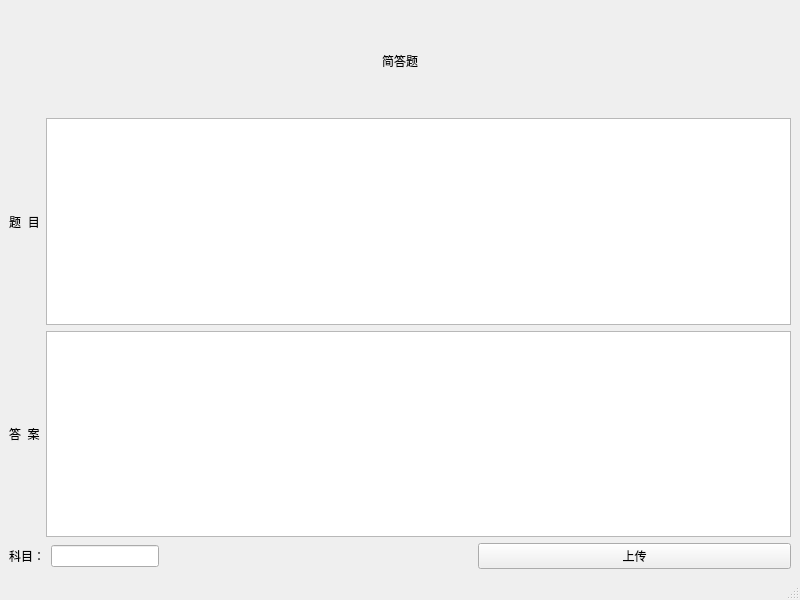
Above: shortanswerwindow.ui from dingmark1/TestSystem before the change. Below: the same form after it.
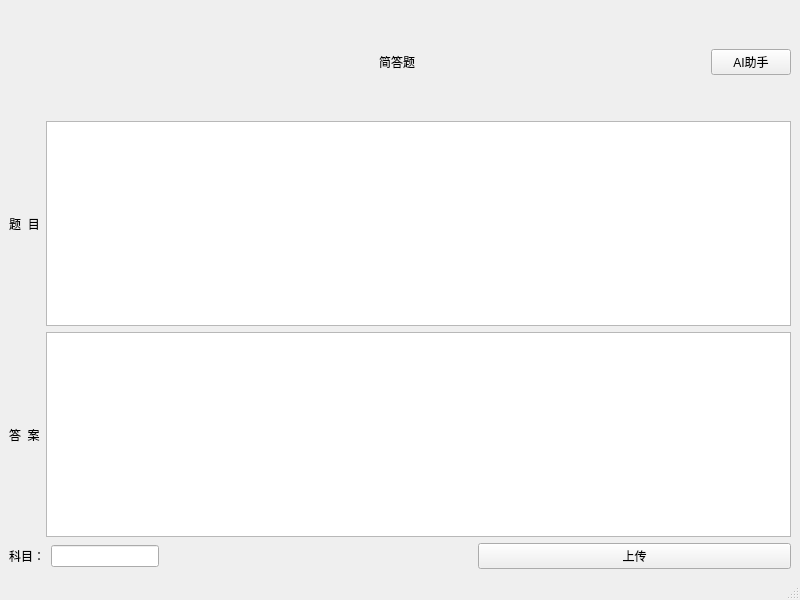
That is the form after the change.

```diff
--- a/shortanswerwindow.ui
+++ b/shortanswerwindow.ui
@@ -16,16 +16,83 @@
   <widget class="QWidget" name="centralwidget">
    <layout class="QGridLayout" name="gridLayout">
     <item row="0" column="0">
-     <layout class="QVBoxLayout" name="verticalLayout" stretch="1,2,2,1">
+     <layout class="QVBoxLayout" name="verticalLayout" stretch="0,0,0,2,2,1">
       <item>
-       <widget class="QLabel" name="label_7">
-        <property name="text">
-         <string>简答题</string>
+       <spacer name="verticalSpacer_2">
+        <property name="orientation">
+         <enum>Qt::Orientation::Vertical</enum>
         </property>
-        <property name="alignment">
-         <set>Qt::AlignmentFlag::AlignCenter</set>
+        <property name="sizeHint" stdset="0">
+         <size>
+          <width>20</width>
+          <height>40</height>
+         </size>
         </property>
-       </widget>
+       </spacer>
+      </item>
+      <item>
+       <layout class="QHBoxLayout" name="horizontalLayout_3">
+        <item>
+         <spacer name="horizontalSpacer_2">
+          <property name="orientation">
+           <enum>Qt::Orientation::Horizontal</enum>
+          </property>
+          <property name="sizeHint" stdset="0">
+           <size>
+            <width>40</width>
+            <height>20</height>
+           </size>
+          </property>
+         </spacer>
+        </item>
+        <item>
+         <widget class="QLabel" name="label_7">
+          <property name="text">
+           <string>简答题</string>
+          </property>
+          <property name="alignment">
+           <set>Qt::AlignmentFlag::AlignCenter</set>
+          </property>
+         </widget>
+        </item>
+        <item>
+         <layout class="QHBoxLayout" name="horizontalLayout_2">
+          <item>
+           <spacer name="horizontalSpacer_3">
+            <property name="orientation">
+             <enum>Qt::Orientation::Horizontal</enum>
+            </property>
+            <property name="sizeHint" stdset="0">
+             <size>
+              <width>40</width>
+              <height>20</height>
+             </size>
+            </property>
+           </spacer>
+          </item>
+          <item>
+           <widget class="QPushButton" name="pushButton">
+            <property name="text">
+             <string>AI助手</string>
+            </property>
+           </widget>
+          </item>
+         </layout>
+        </item>
+       </layout>
+      </item>
+      <item>
+       <spacer name="verticalSpacer">
+        <property name="orientation">
+         <enum>Qt::Orientation::Vertical</enum>
+        </property>
+        <property name="sizeHint" stdset="0">
+         <size>
+          <width>20</width>
+          <height>40</height>
+         </size>
+        </property>
+       </spacer>
       </item>
       <item>
        <layout class="QHBoxLayout" name="horizontalLayout_7">
```
